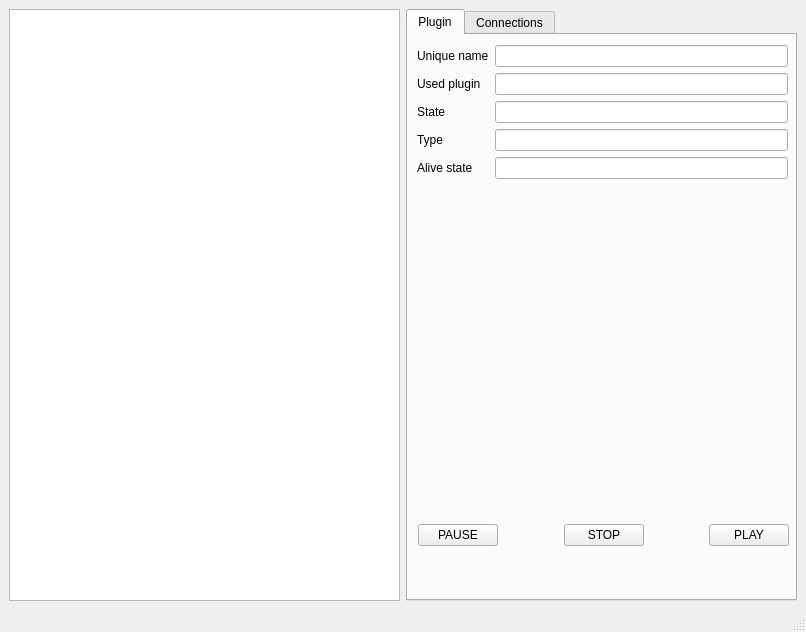
Before: the Qt Designer form ui/gui/qt_new/overview.ui in TUB-Control/PaPI, drawn with Qt 5.
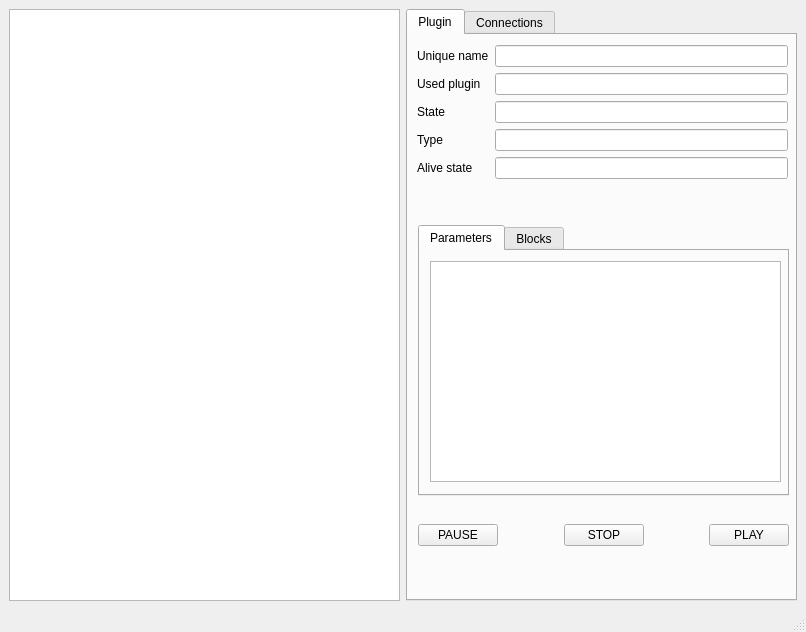
After: the same form once the commit is applied.

The edit to the form file:
```diff
--- a/ui/gui/qt_new/overview.ui
+++ b/ui/gui/qt_new/overview.ui
@@ -14,7 +14,7 @@
    <string>MainWindow</string>
   </property>
   <widget class="QWidget" name="centralwidget">
-   <layout class="QHBoxLayout" name="horizontalLayout_3">
+   <layout class="QVBoxLayout" name="verticalLayout">
     <item>
      <layout class="QHBoxLayout" name="horizontalLayout">
       <item>
@@ -94,10 +94,13 @@
             <x>9</x>
             <y>10</y>
             <width>371</width>
-            <height>451</height>
+            <height>171</height>
            </rect>
           </property>
           <layout class="QFormLayout" name="formLayout">
+           <property name="fieldGrowthPolicy">
+            <enum>QFormLayout::AllNonFixedFieldsGrow</enum>
+           </property>
            <item row="0" column="0">
             <widget class="QLabel" name="unameLabel">
              <property name="text">
@@ -150,6 +153,49 @@
            </item>
           </layout>
          </widget>
+         <widget class="QTabWidget" name="tabWidget_2">
+          <property name="geometry">
+           <rect>
+            <x>10</x>
+            <y>190</y>
+            <width>371</width>
+            <height>271</height>
+           </rect>
+          </property>
+          <property name="currentIndex">
+           <number>0</number>
+          </property>
+          <widget class="QWidget" name="parameterTab">
+           <attribute name="title">
+            <string>Parameters</string>
+           </attribute>
+           <widget class="QTreeView" name="treeView">
+            <property name="geometry">
+             <rect>
+              <x>10</x>
+              <y>10</y>
+              <width>351</width>
+              <height>221</height>
+             </rect>
+            </property>
+           </widget>
+          </widget>
+          <widget class="QWidget" name="blockTab">
+           <attribute name="title">
+            <string>Blocks</string>
+           </attribute>
+           <widget class="QTreeView" name="treeView_2">
+            <property name="geometry">
+             <rect>
+              <x>10</x>
+              <y>10</y>
+              <width>351</width>
+              <height>221</height>
+             </rect>
+            </property>
+           </widget>
+          </widget>
+         </widget>
         </widget>
         <widget class="QWidget" name="connectionTab">
          <attribute name="title">
```
Left out of the diff: 24 changed lines with no effect on the pictures.
